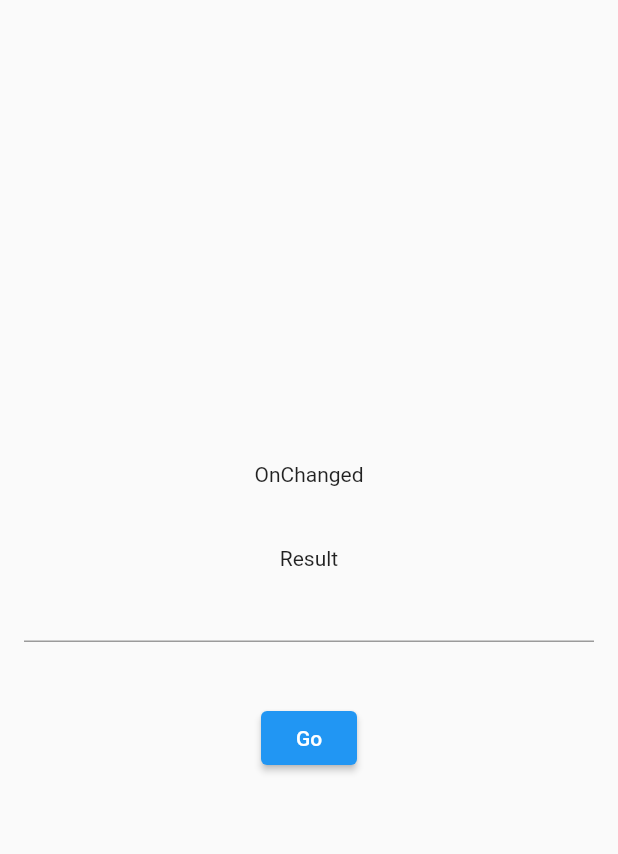
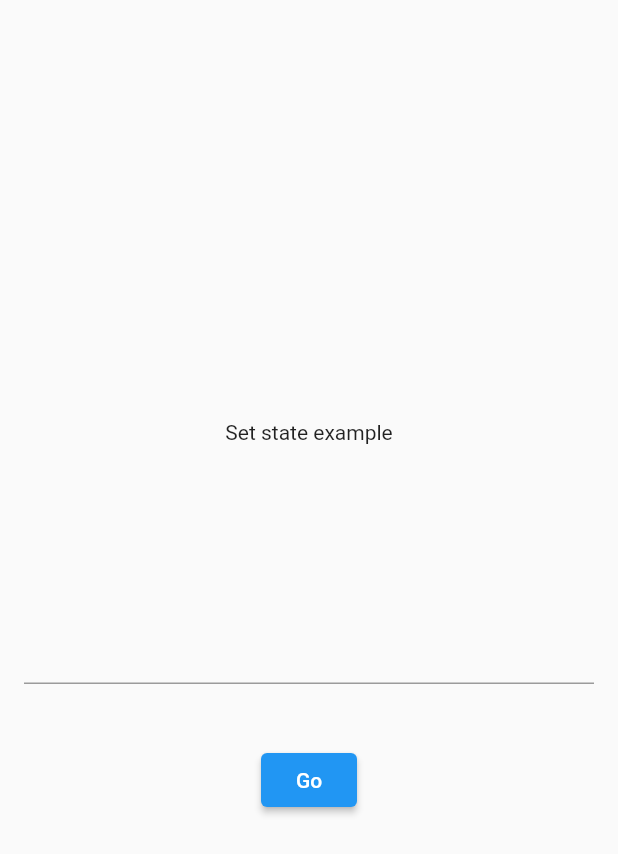
Before and after one commit to Drysen1/Flutter_Design_Patterns, a Flutter app: the screen it shows after launch, after a tap on "Go", on a phone screen of 412 x 824 dp. Shown: the top 854 px of the screen. Run offline on Flutter 3.47's test engine with Material 2 defaults, Android fonts, the phone set to English and light mode, and no system bars.

Commit message:
Logic for set state

```diff
--- a/flutter_set_state/lib/main.dart
+++ b/flutter_set_state/lib/main.dart
@@ -9,7 +9,7 @@ class MyApp extends StatelessWidget {
   @override
   Widget build(BuildContext context) {
     return MaterialApp(
-      title: 'Flutter Demo',
+      title: 'Flutter Set State Demo',
       theme: ThemeData(
         primarySwatch: Colors.blue,
       ),
--- a/flutter_set_state/lib/screens/homeScreen.dart
+++ b/flutter_set_state/lib/screens/homeScreen.dart
@@ -8,6 +8,17 @@ class HomeScreen extends StatefulWidget {
 }
 
 class _HomeScreenState extends State<HomeScreen> {
+  TextEditingController _searchTextController = TextEditingController();
+  String _informationString = "";
+  String _onChangedString = "";
+  String _resultString = "";
+
+  @override
+    void initState() {
+      _informationString = "Set state example";
+      super.initState();
+    }
+
   @override
   Widget build(BuildContext context) {
     return Scaffold(
@@ -21,6 +32,8 @@ class _HomeScreenState extends State<HomeScreen> {
       child: Column(
         mainAxisAlignment: MainAxisAlignment.center,
         children: [
+          _informationLabel(),
+          SizedBox(height: 40,),
           _onChangedLabel(),
           SizedBox(height: 40,),
           _resultLabel(),
@@ -32,18 +45,25 @@ class _HomeScreenState extends State<HomeScreen> {
     );
   }
 
+  Widget _informationLabel(){
+    return Text(_informationString);
+  }
+
   Widget _onChangedLabel(){
-    return Text("OnChanged");
+    return Text(_onChangedString);
   }
 
   Widget _resultLabel(){
-    return Text("Result");
+    return Text(_resultString);
   }
 
   Widget _searchTextField(){
     return TextField(
+      controller: _searchTextController,
       onChanged: (text) {
-
+        setState(() {
+          _onChangedString = text;
+        });
       },
     );
   }
@@ -51,7 +71,9 @@ class _HomeScreenState extends State<HomeScreen> {
   Widget _searchButton(){
     return ElevatedButton(
       onPressed: () {
-
+        setState(() {
+          _resultString = _searchTextController.text;
+        });
       },
       child: Text("Go")
     );
```
